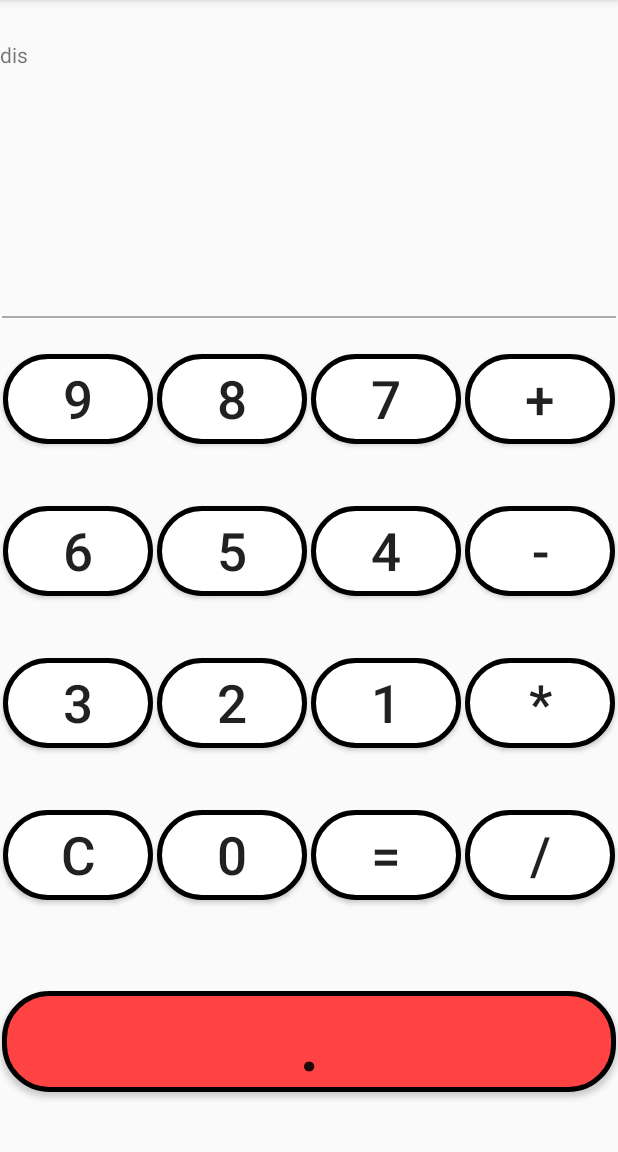
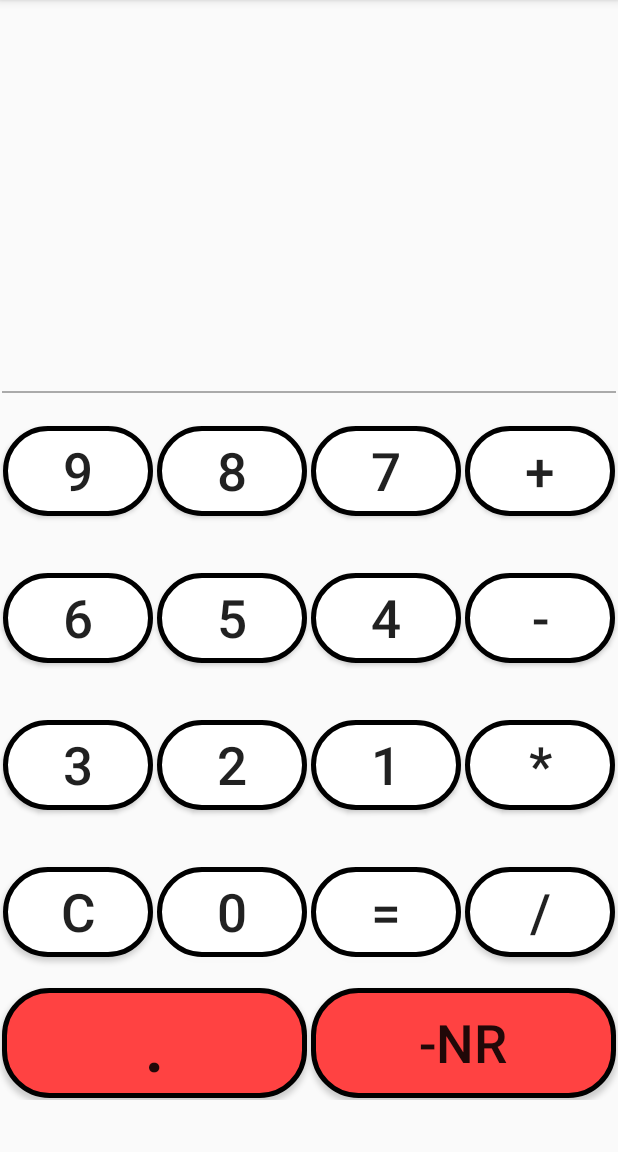
Before and after one commit to Munna015/Android-Calculator, an Android app: the screen it shows after launch (MainActivity), on a phone screen of 412 x 824 dp, the part 84-1236 px from its top. Run offline under Robolectric (Android 15) with nearby library versions, the phone set to English and light mode, and no system bars.

Commit message:
negativeNumberAdded

```diff
--- a/app/src/main/res/layout/activity_main.xml
+++ b/app/src/main/res/layout/activity_main.xml
@@ -30,12 +30,6 @@
             android:gravity="center">
 
             <TextView
-                android:id="@+id/disTextView"
-                android:layout_width="wrap_content"
-                android:layout_height="wrap_content"
-                android:text="@string/dis" />
-
-            <TextView
                 android:id="@+id/controlTextView"
                 android:layout_width="match_parent"
                 android:layout_height="match_parent"
@@ -50,7 +44,7 @@
 
 
         <!--Result Text View-->
-        <!--In TableRow, layout_weight seteaza height -->
+        <!--In TableRow, layout_weight sets height -->
         <TableRow
             android:layout_width="match_parent"
             android:layout_height="match_parent"
@@ -58,7 +52,7 @@
             android:layout_weight="19"
             android:gravity="center">
 
-            <!--In TextView, layout_weight seteaza width-->
+            <!--In TextView, layout_weight sets width-->
 
             <TextView
                 android:id="@+id/resultTextView"
@@ -293,22 +287,33 @@
 
 
         <TableRow
-            android:layout_width="match_parent"
-            android:layout_height="match_parent"
+            android:layout_width="wrap_content"
+            android:layout_height="wrap_content"
             android:layout_gravity="center_horizontal|center_vertical"
-            android:layout_weight="20"
+            android:layout_weight="1"
             android:gravity="center">
 
             <Button
                 android:id="@+id/dotButton"
-                android:layout_width="match_parent"
-                android:layout_height="wrap_content"
+                android:layout_width="wrap_content"
+                android:layout_height="match_parent"
                 android:layout_margin="1sp"
-                android:layout_weight="90"
+                android:layout_weight="10"
 
                 android:background="@drawable/dotbuttonshape"
                 android:text="@string/dot"
                 android:textSize="50sp" />
+
+            <Button
+                android:id="@+id/negativeNumberButton"
+                android:layout_width="wrap_content"
+                android:layout_height="match_parent"
+                android:layout_margin="1sp"
+                android:layout_weight="10"
+
+                android:background="@drawable/dotbuttonshape"
+                android:text="@string/negativeNr"
+                android:textSize="35sp" />
 
         </TableRow>
 
--- a/app/src/main/res/values/strings.xml
+++ b/app/src/main/res/values/strings.xml
@@ -24,4 +24,5 @@
     <string name="result">Result</string>
     <string name="dis">dis</string>
     <string name="contain_yourself">Contain yourself.</string>
+    <string name="negativeNr">-Nr</string>
 </resources>
```
Also changed, not shown: app/src/main/java/com/example/calculator/MainActivity.java (+73 -20 lines), 1 other file.
